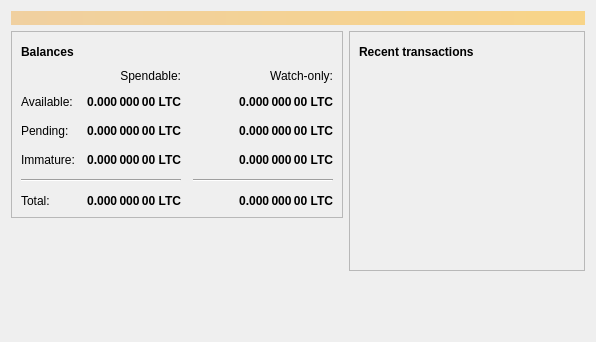
Above: src/qt/forms/overviewpage.ui from vilicoin/vilicoin before the change. Below: the same form after it.
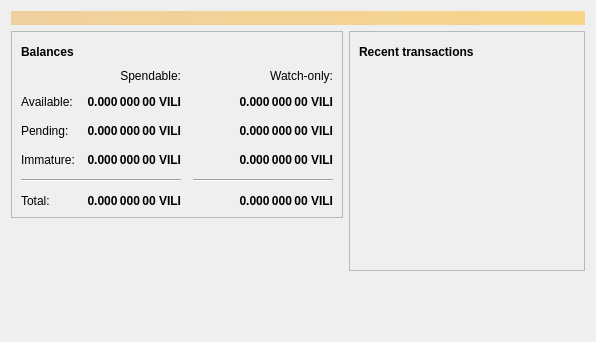
That is the form after the change. Icons and pictures are not drawn.

What changed in the file:
```diff
--- a/src/qt/forms/overviewpage.ui
+++ b/src/qt/forms/overviewpage.ui
@@ -129,7 +129,7 @@
                <string>Unconfirmed transactions to watch-only addresses</string>
               </property>
               <property name="text">
-               <string notr="true">0.000 000 00 LTC</string>
+               <string notr="true">0.000 000 00 VILI</string>
               </property>
               <property name="alignment">
                <set>Qt::AlignRight|Qt::AlignTrailing|Qt::AlignVCenter</set>
@@ -154,7 +154,7 @@
                <string>Total of transactions that have yet to be confirmed, and do not yet count toward the spendable balance</string>
               </property>
               <property name="text">
-               <string notr="true">0.000 000 00 LTC</string>
+               <string notr="true">0.000 000 00 VILI</string>
               </property>
               <property name="alignment">
                <set>Qt::AlignRight|Qt::AlignTrailing|Qt::AlignVCenter</set>
@@ -179,7 +179,7 @@
                <string>Mined balance in watch-only addresses that has not yet matured</string>
               </property>
               <property name="text">
-               <string notr="true">0.000 000 00 LTC</string>
+               <string notr="true">0.000 000 00 VILI</string>
               </property>
               <property name="alignment">
                <set>Qt::AlignRight|Qt::AlignTrailing|Qt::AlignVCenter</set>
@@ -237,7 +237,7 @@
                <string>Mined balance that has not yet matured</string>
               </property>
               <property name="text">
-               <string notr="true">0.000 000 00 LTC</string>
+               <string notr="true">0.000 000 00 VILI</string>
               </property>
               <property name="alignment">
                <set>Qt::AlignRight|Qt::AlignTrailing|Qt::AlignVCenter</set>
@@ -282,7 +282,7 @@
                <string>Your current total balance</string>
               </property>
               <property name="text">
-               <string notr="true">0.000 000 00 LTC</string>
+               <string notr="true">0.000 000 00 VILI</string>
               </property>
               <property name="alignment">
                <set>Qt::AlignRight|Qt::AlignTrailing|Qt::AlignVCenter</set>
@@ -307,7 +307,7 @@
                <string>Current total balance in watch-only addresses</string>
               </property>
               <property name="text">
-               <string notr="true">0.000 000 00 LTC</string>
+               <string notr="true">0.000 000 00 VILI</string>
               </property>
               <property name="alignment">
                <set>Qt::AlignRight|Qt::AlignTrailing|Qt::AlignVCenter</set>
@@ -349,7 +349,7 @@
                <string>Your current spendable balance</string>
               </property>
               <property name="text">
-               <string notr="true">0.000 000 00 LTC</string>
+               <string notr="true">0.000 000 00 VILI</string>
               </property>
               <property name="alignment">
                <set>Qt::AlignRight|Qt::AlignTrailing|Qt::AlignVCenter</set>
@@ -374,7 +374,7 @@
                <string>Your current balance in watch-only addresses</string>
               </property>
               <property name="text">
-               <string notr="true">0.000 000 00 LTC</string>
+               <string notr="true">0.000 000 00 VILI</string>
               </property>
               <property name="alignment">
                <set>Qt::AlignRight|Qt::AlignTrailing|Qt::AlignVCenter</set>
```
